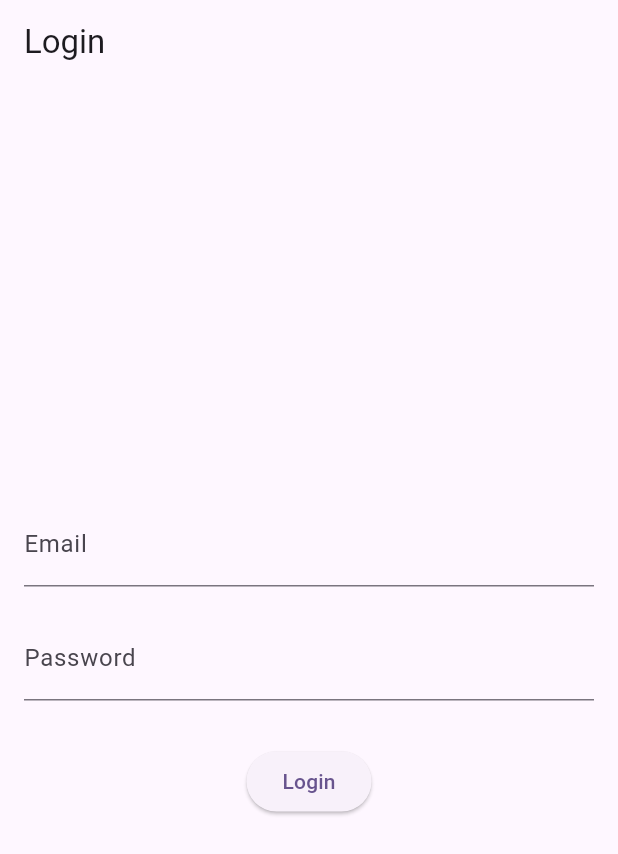
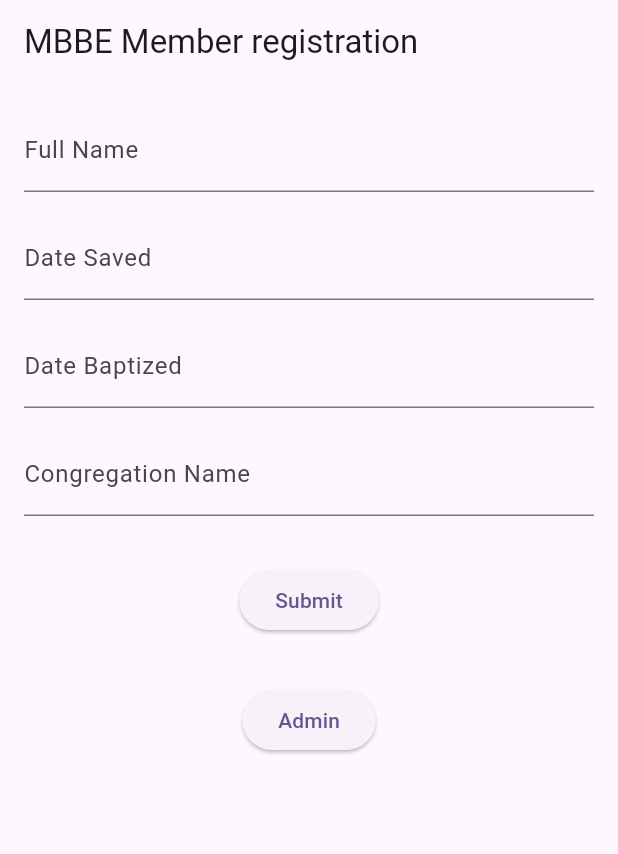
Before and after one commit to henry-domingo/mbbe_id, a Flutter app: the screen it shows after launch, on a phone screen of 412 x 824 dp. Shown: the top 854 px of the screen. Run offline on Flutter 3.47's test engine with Material 3 defaults, Android fonts, the phone set to English and light mode, and no system bars; our stand-ins replace camera, firebase_auth, firebase_core, firebase_database, qr_flutter; missing offline and left inert: encrypt, mobile_scanner, nfc_manager; accounts and stored records are empty.

Commit message:
implement add new member data

```diff
--- a/lib/main.dart
+++ b/lib/main.dart
@@ -1,7 +1,7 @@
 import 'package:firebase_auth/firebase_auth.dart';
 import 'package:firebase_core/firebase_core.dart';
 import 'package:flutter/material.dart';
-import 'package:mbbe_id/screen/login_screen.dart';
+import 'package:mbbe_id/screen/add_member_screen.dart';
 import 'package:mbbe_id/screen/scan_card_screen.dart';
 import 'package:mbbe_id/screen/write_card_screen.dart';
 
@@ -23,45 +23,16 @@
 }
 
 class _MyAppState extends State<MyApp> {
-  User? _user;
-
-  @override
-  void initState() {
-    super.initState();
-    FirebaseAuth.instance.authStateChanges().listen((User? user) {
-      setState(() {
-        _user = user;
-      });
-    });
-  }
-
   // This widget is the root of your application.
   @override
   Widget build(BuildContext context) {
     return MaterialApp(
       title: 'Flutter Demo',
       theme: ThemeData(
-        // This is the theme of your application.
-        //
-        // TRY THIS: Try running your application with "flutter run". You'll see
-        // the application has a purple toolbar. Then, without quitting the app,
-        // try changing the seedColor in the colorScheme below to Colors.green
-        // and then invoke "hot reload" (save your changes or press the "hot
-        // reload" button in a Flutter-supported IDE, or press "r" if you used
-        // the command line to start the app).
-        //
-        // Notice that the counter didn't reset back to zero; the application
-        // state is not lost during the reload. To reset the state, use hot
-        // restart instead.
-        //
-        // This works for code too, not just values: Most code changes can be
-        // tested with just a hot reload.
         colorScheme: ColorScheme.fromSeed(seedColor: Colors.deepPurple),
         useMaterial3: true,
       ),
-      home: (_user != null)
-          ? const MyHomePage(title: 'Flutter Demo Home Page')
-          : const LoginScreen(),
+      home: const AddMemberScreen(),
     );
   }
 }
--- a/lib/model/id_digital.dart
+++ b/lib/model/id_digital.dart
@@ -1,27 +1,21 @@
 class IdDigital {
-  final String name;
-  final String congregation;
-  final String image;
-
-  //TODO firebase ID
+  final String photo; // TODO link to Cloud store
+  final String signature; // TODO link to Cloud store
 
   const IdDigital({
-    required this.name,
-    required this.congregation,
-    required this.image,
+    required this.photo,
+    required this.signature,
   });
 
-  factory IdDigital.fromJson(Map<String, dynamic> json) {
+  factory IdDigital.fromMap(Map<String, dynamic> element) {
     return IdDigital(
-      name: json['n'] as String,
-      congregation: json['c'] as String,
-      image: json['i'] as String,
+      photo: element['p'] as String,
+      signature: element['s'] as String,
     );
   }
 
-  Map<String, dynamic> toJson() => {
-        'n': name,
-        'c': congregation,
-        'i': image,
+  Map<String, dynamic> toMap() => {
+        'p': photo,
+        's': signature,
       };
 }
--- /dev/null
+++ b/lib/model/member.dart
@@ -0,0 +1,40 @@
+import 'id_digital.dart';
+
+class Member {
+  final String name;
+  final int dateSaved;
+  final int dateBaptized;
+  final String congregation;
+  final String?
+      attributes; // inactive, invalid digital ID, validated, issued, etc.
+  final IdDigital? digitalId;
+
+  const Member({
+    required this.name,
+    required this.dateSaved,
+    required this.dateBaptized,
+    required this.congregation,
+    this.attributes,
+    this.digitalId,
+  });
+
+  factory Member.fromMap(Map<String, dynamic> element) {
+    return Member(
+      name: element['n'] as String,
+      dateSaved: element['ds'] as int,
+      dateBaptized: element['db'] as int,
+      congregation: element['c'] as String,
+      attributes: element['a'] as String,
+      digitalId: IdDigital.fromMap(element['digitalId']),
+    );
+  }
+
+  Map<String, dynamic> toMap() => {
+        'n': name,
+        'ds': dateSaved,
+        'db': dateBaptized,
+        'c': congregation,
+        'a': attributes,
+        'digitalId': digitalId,
+      };
+}
--- /dev/null
+++ b/lib/screen/add_member_screen.dart
@@ -0,0 +1,173 @@
+import 'package:firebase_auth/firebase_auth.dart';
+import 'package:firebase_database/firebase_database.dart';
+import 'package:flutter/material.dart';
+
+import '../main.dart';
+import '../model/member.dart';
+import 'login_screen.dart';
+
+class AddMemberScreen extends StatefulWidget {
+  const AddMemberScreen({super.key});
+
+  @override
+  State<AddMemberScreen> createState() => _AddMemberScreenState();
+}
+
+class _AddMemberScreenState extends State<AddMemberScreen> {
+  final _formKey = GlobalKey<FormState>();
+  final _fullNameController = TextEditingController();
+  DateTime? _dateSaved;
+  DateTime? _dateBaptized;
+  final _congregationNameController = TextEditingController();
+  User? _user;
+  late DatabaseReference _membersDB;
+
+  @override
+  void initState() {
+    super.initState();
+    FirebaseAuth.instance.authStateChanges().listen((User? user) {
+      setState(() {
+        _user = user;
+      });
+    });
+    _membersDB = FirebaseDatabase.instance.ref("members");
+  }
+
+  @override
+  void dispose() {
+    _fullNameController.dispose();
+    _congregationNameController.dispose();
+    super.dispose();
+  }
+
+  @override
+  Widget build(BuildContext context) {
+    return Scaffold(
+      appBar: AppBar(
+        title: const Text('MBBE Member registration'),
+      ),
+      body: Padding(
+        padding: const EdgeInsets.all(16.0),
+        child: Form(
+          key: _formKey,
+          child: Column(
+            children: <Widget>[
+              TextFormField(
+                controller: _fullNameController,
+                decoration: const InputDecoration(labelText: 'Full Name'),
+                validator: (value) {
+                  if (value == null || value.isEmpty) {
+                    return 'Please enter your full name';
+                  }
+                  return null;
+                },
+              ),
+              const SizedBox(height: 16.0),
+              TextFormField(
+                decoration: const InputDecoration(labelText: 'Date Saved'),
+                readOnly: true,
+                onTap: () async {
+                  final DateTime? picked = await showDatePicker(
+                    context: context,
+                    initialDate: _dateSaved ?? DateTime.now(),
+                    firstDate: DateTime(1900),
+                    lastDate: DateTime.now(),
+                  );
+                  if (picked != null && picked != _dateSaved) {
+                    setState(() {
+                      _dateSaved = picked;
+                    });
+                  }
+                },
+                controller: TextEditingController(
+                  text: _dateSaved != null
+                      ? '${_dateSaved!.day}/${_dateSaved!.month}/${_dateSaved!.year}'
+                      : '',
+                ),
+              ),
+              const SizedBox(height: 16.0),
+              TextFormField(
+                decoration: const InputDecoration(labelText: 'Date Baptized'),
+                readOnly: true,
+                onTap: () async {
+                  final DateTime? picked = await showDatePicker(
+                    context: context,
+                    initialDate: _dateBaptized ?? DateTime.now(),
+                    firstDate: DateTime(1900),
+                    lastDate: DateTime.now(),
+                  );
+                  if (picked != null && picked != _dateBaptized) {
+                    setState(() {
+                      _dateBaptized = picked;
+                    });
+                  }
+                },
+                controller: TextEditingController(
+                  text: _dateBaptized != null
+                      ? '${_dateBaptized!.day}/${_dateBaptized!.month}/${_dateBaptized!.year}'
+                      : '',
+                ),
+              ),
+              const SizedBox(height: 16.0),
+              TextFormField(
+                controller: _congregationNameController,
+                decoration:
+                    const InputDecoration(labelText: 'Congregation Name'),
+                validator: (value) {
+                  if (value == null || value.isEmpty) {
+                    return 'Please enter the congregation name';
+                  }
+                  return null;
+                },
+              ),
+              const SizedBox(height: 32.0),
+              ElevatedButton(
+                onPressed: () async {
+                  if (_formKey.currentState!.validate()) {
+                    var error = "";
+                    try {
+                      final newMemberRef = _membersDB.push();
+                      final newMemberData = Member(
+                              name: _fullNameController.text,
+                              dateSaved: _dateSaved!.millisecondsSinceEpoch,
+                              dateBaptized:
+                                  _dateBaptized!.millisecondsSinceEpoch,
+                              congregation: _congregationNameController.text)
+                          .toMap();
+                      await newMemberRef.set(newMemberData);
+                      error = "";
+                    } catch (e) {
+                      error = e.toString();
+                    }
+                    if (context.mounted) {
+                      ScaffoldMessenger.of(context).showSnackBar(
+                        SnackBar(
+                            content:
+                                Text(error.isNotEmpty ? error : "Success!")),
+                      );
+                    }
+                  }
+                },
+                child: const Text('Submit'),
+              ),
+              const SizedBox(height: 32.0),
+              ElevatedButton(
+                onPressed: () {
+                  Navigator.push(
+                    context,
+                    MaterialPageRoute(
+                      builder: (context) => (_user != null)
+                          ? const MyHomePage(title: 'Flutter Demo Home Page')
+                          : const LoginScreen(),
+                    ),
+                  );
+                },
+                child: const Text('Admin'),
+              ),
+            ],
+          ),
+        ),
+      ),
+    );
+  }
+}
--- a/pubspec.yaml
+++ b/pubspec.yaml
@@ -45,6 +45,7 @@ dependencies:
   mobile_scanner: ^5.1.1
   firebase_core: ^3.2.0
   firebase_auth: ^5.1.2
+  firebase_database: ^11.0.3
 
 dev_dependencies:
   flutter_test:
```
Also changed, not shown: pubspec.lock, 3 other files.
